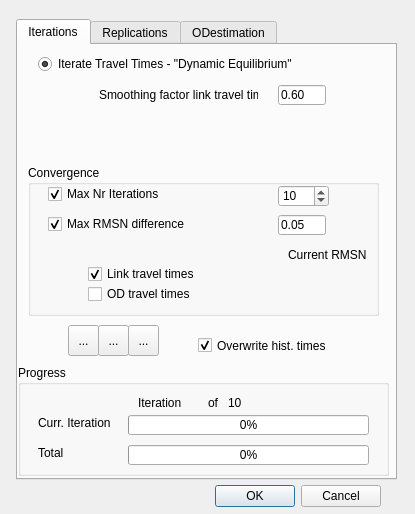
This is trunk/gui/ui/batchrundlg.ui in OdedCats/mezzo as Qt 5 draws it before an edit. The edited form follows.
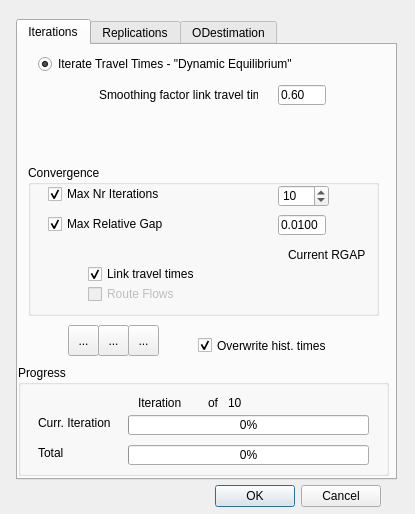
This is the edited form. Icons and pictures are not drawn.

Patch:
```diff
--- a/trunk/gui/ui/batchrundlg.ui
+++ b/trunk/gui/ui/batchrundlg.ui
@@ -130,7 +130,7 @@
        <string>The maximum Root Mean Square Normalized error between Input-Output traveltimes. between 0.00 and 1.00</string>
       </property>
       <property name="text" >
-       <string>Max RMSN difference</string>
+       <string>Max Relative Gap</string>
       </property>
       <property name="checked" >
        <bool>true</bool>
@@ -146,10 +146,10 @@
        </rect>
       </property>
       <property name="inputMask" >
-       <string>0.00; </string>
+       <string>0.0000; </string>
       </property>
       <property name="text" >
-       <string>0.05</string>
+       <string>0.0100</string>
       </property>
       <property name="maxLength" >
        <number>4</number>
@@ -174,7 +174,10 @@
        <bool>true</bool>
       </property>
      </widget>
-     <widget class="QCheckBox" name="rmsn_od_tt" >
+     <widget class="QCheckBox" name="relgap_route_flows" >
+      <property name="enabled" >
+       <bool>false</bool>
+      </property>
       <property name="geometry" >
        <rect>
         <x>60</x>
@@ -187,7 +190,7 @@
        <string>The maximum Root Mean Square Normalized error between Input-Output traveltimes. between 0.00 and 1.00</string>
       </property>
       <property name="text" >
-       <string>OD travel times</string>
+       <string>Route Flows</string>
       </property>
       <property name="checked" >
        <bool>false</bool>
@@ -203,7 +206,7 @@
        </rect>
       </property>
       <property name="text" >
-       <string>Current RMSN</string>
+       <string>Current RGAP</string>
       </property>
      </widget>
      <widget class="QLabel" name="rmsn_ltt" >
```
Left out of the diff: 14 changed lines with no effect on the pictures.
